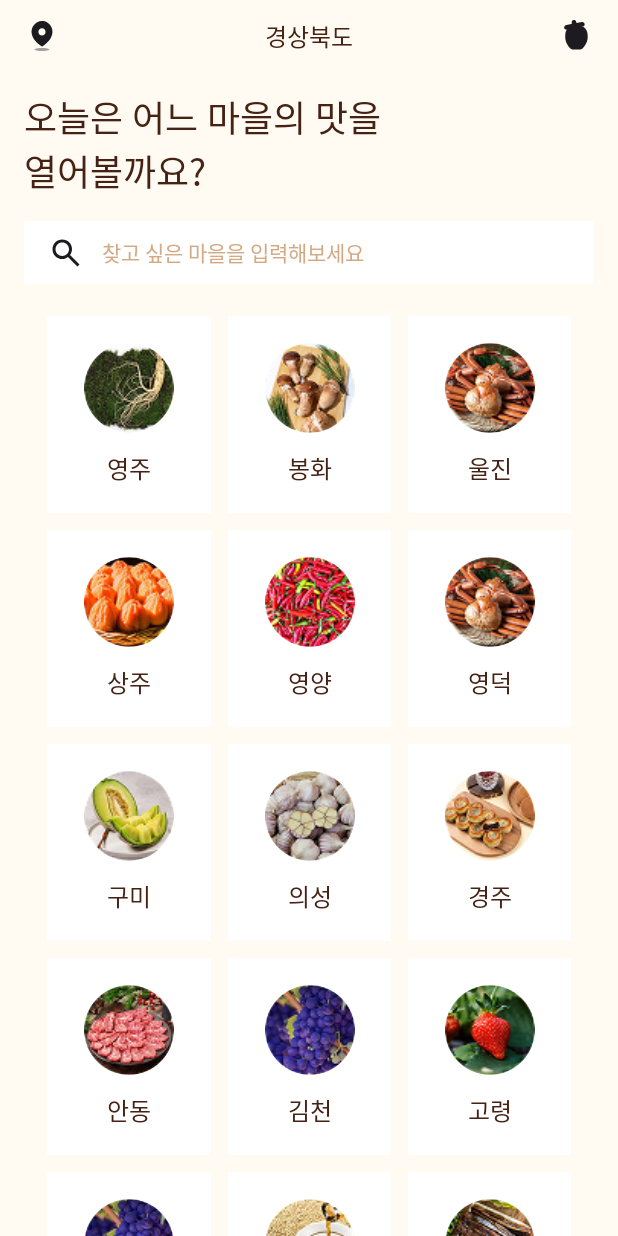
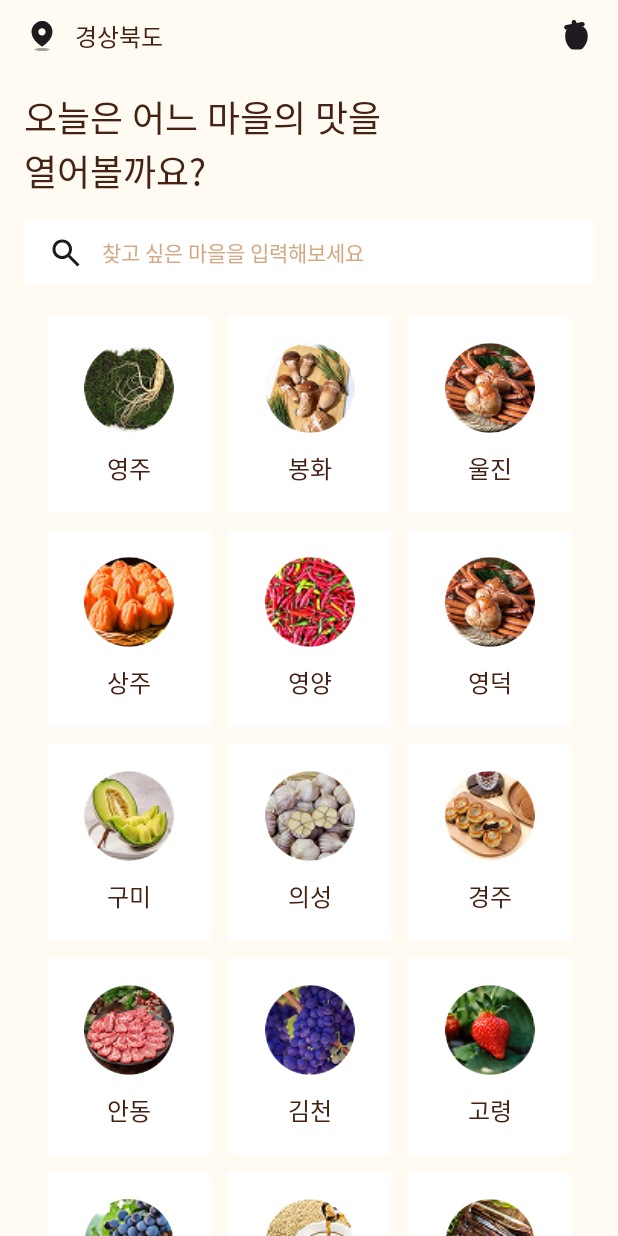
Before and after one commit to SOPT-all/36-SOPKATHON-ANDROID-ANDROID3, an Android app built with Jetpack Compose: the screen it shows after launch (MainActivity), on a phone screen of 412 x 824 dp. Run offline under Robolectric (Android 15) with nearby library versions, the phone set to English and light mode, and no system bars; pictures from the network do not load; Roboto replaces fonts that are not available here.

Commit message:
[feat/juwan] home UI 수정

```diff
--- a/app/src/main/java/org/sopt/a36_sopkathon_android_android3/presentation/juwan/JuwanViewModel.kt
+++ b/app/src/main/java/org/sopt/a36_sopkathon_android_android3/presentation/juwan/JuwanViewModel.kt
@@ -70,7 +70,7 @@ class JuwanViewModel : ViewModel() {
         homeItem(
             homeId = "13",
             text = "영천",
-            image = R.drawable.img_home_13
+            image = R.drawable.img_home_re
         ),
         homeItem(
             homeId = "14",
--- a/app/src/main/java/org/sopt/a36_sopkathon_android_android3/presentation/juwan/component/HomeTopBar.kt
+++ b/app/src/main/java/org/sopt/a36_sopkathon_android_android3/presentation/juwan/component/HomeTopBar.kt
@@ -1,9 +1,12 @@
 package org.sopt.a36_sopkathon_android_android3.presentation.juwan.component
 
+import android.widget.Space
 import androidx.compose.foundation.layout.Arrangement
 import androidx.compose.foundation.layout.Row
+import androidx.compose.foundation.layout.Spacer
 import androidx.compose.foundation.layout.fillMaxWidth
 import androidx.compose.foundation.layout.height
+import androidx.compose.foundation.layout.padding
 import androidx.compose.material.icons.Icons
 import androidx.compose.material.icons.filled.Home
 import androidx.compose.material.icons.filled.Star
@@ -37,11 +40,13 @@ fun HomeTopBar(
             imageVector = ImageVector.vectorResource(id = R.drawable.ic_home_marker),
             contentDescription = null
         )
+        Spacer(modifier = Modifier.padding(start=10.dp))
         Text(
             text = "경상북도",
             style = HaeMuraTheme.typography.head_spc_16,
             color = HaeMuraTheme.colors.dark
         )
+        Spacer(modifier = Modifier.weight(1F))
         Icon(
             imageVector = ImageVector.vectorResource(id = R.drawable.ic_home_hangari),
             contentDescription = "Scrap Icon",
```
Also changed, not shown: app/src/main/res/drawable/img_home_re.png (added).
